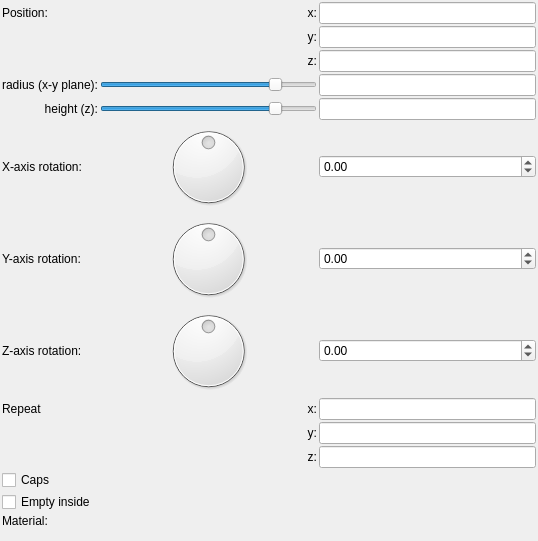
The window that mandelbulber2/formula/ui/primitive_cylinder.ui (buddhi1980/mandelbulber2) describes before a commit, drawn with Qt 5.
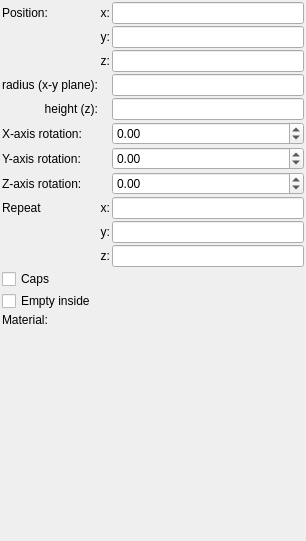
The same window after the commit. Custom widgets are drawn as their Qt base class.

Commit message: Cleaned up more fractal UIs and all UIs for primitives.

The edit to the form file:
```diff
--- a/mandelbulber2/formula/ui/primitive_cylinder.ui
+++ b/mandelbulber2/formula/ui/primitive_cylinder.ui
@@ -6,7 +6,7 @@
    <rect>
     <x>0</x>
     <y>0</y>
-    <width>538</width>
+    <width>306</width>
     <height>541</height>
    </rect>
   </property>
@@ -72,19 +72,6 @@
        </property>
       </widget>
      </item>
-     <item row="6" column="1">
-      <widget class="QDial" name="dial3_rotation_y">
-       <property name="minimum">
-        <number>-18000</number>
-       </property>
-       <property name="maximum">
-        <number>18000</number>
-       </property>
-       <property name="wrapping">
-        <bool>true</bool>
-       </property>
-      </widget>
-     </item>
      <item row="3" column="2">
       <widget class="MyLineEdit" name="logedit_radius">
        <property name="sizePolicy">
@@ -123,19 +110,6 @@
        </property>
       </widget>
      </item>
-     <item row="11" column="0" colspan="2">
-      <widget class="MyCheckBox" name="checkBox_caps">
-       <property name="sizePolicy">
-        <sizepolicy hsizetype="Minimum" vsizetype="Maximum">
-         <horstretch>0</horstretch>
-         <verstretch>0</verstretch>
-        </sizepolicy>
-       </property>
-       <property name="text">
-        <string>Caps</string>
-       </property>
-      </widget>
-     </item>
      <item row="5" column="0">
       <widget class="QLabel" name="label_8">
        <property name="text">
@@ -170,19 +144,6 @@
        </property>
       </widget>
      </item>
-     <item row="12" column="0" colspan="2">
-      <widget class="MyCheckBox" name="checkBox_empty">
-       <property name="sizePolicy">
-        <sizepolicy hsizetype="Minimum" vsizetype="Maximum">
-         <horstretch>0</horstretch>
-         <verstretch>0</verstretch>
-        </sizepolicy>
-       </property>
-       <property name="text">
-        <string>Empty inside</string>
-       </property>
-      </widget>
-     </item>
      <item row="9" column="1">
       <widget class="QLabel" name="label_repeat_y_2">
        <property name="text">
@@ -193,19 +154,6 @@
        </property>
       </widget>
      </item>
-     <item row="7" column="1">
-      <widget class="QDial" name="dial3_rotation_z">
-       <property name="minimum">
-        <number>-18000</number>
-       </property>
-       <property name="maximum">
-        <number>18000</number>
-       </property>
-       <property name="wrapping">
-        <bool>true</bool>
-       </property>
-      </widget>
-     </item>
      <item row="1" column="1">
       <widget class="QLabel" name="label_12">
        <property name="text">
@@ -348,56 +296,6 @@
        </property>
       </widget>
      </item>
-     <item row="3" column="1">
-      <widget class="QSlider" name="logslider_radius">
-       <property name="sizePolicy">
-        <sizepolicy hsizetype="Expanding" vsizetype="Maximum">
-         <horstretch>0</horstretch>
-         <verstretch>0</verstretch>
-        </sizepolicy>
-       </property>
-       <property name="sizeIncrement">
-        <size>
-         <width>0</width>
-         <height>0</height>
-        </size>
-       </property>
-       <property name="minimum">
-        <number>-1500</number>
-       </property>
-       <property name="maximum">
-        <number>300</number>
-       </property>
-       <property name="orientation">
-        <enum>Qt::Horizontal</enum>
-       </property>
-      </widget>
-     </item>
-     <item row="4" column="1">
-      <widget class="QSlider" name="logslider_height">
-       <property name="sizePolicy">
-        <sizepolicy hsizetype="Expanding" vsizetype="Maximum">
-         <horstretch>0</horstretch>
-         <verstretch>0</verstretch>
-        </sizepolicy>
-       </property>
-       <property name="sizeIncrement">
-        <size>
-         <width>0</width>
-         <height>0</height>
-        </size>
-       </property>
-       <property name="minimum">
-        <number>-1500</number>
-       </property>
-       <property name="maximum">
-        <number>300</number>
-       </property>
-       <property name="orientation">
-        <enum>Qt::Horizontal</enum>
-       </property>
-      </widget>
-     </item>
      <item row="0" column="0">
       <widget class="QLabel" name="label_10">
        <property name="text">
@@ -405,19 +303,6 @@
        </property>
       </widget>
      </item>
-     <item row="5" column="1">
-      <widget class="QDial" name="dial3_rotation_x">
-       <property name="minimum">
-        <number>-18000</number>
-       </property>
-       <property name="maximum">
-        <number>18000</number>
-       </property>
-       <property name="wrapping">
-        <bool>true</bool>
-       </property>
-      </widget>
-     </item>
      <item row="10" column="1">
       <widget class="QLabel" name="label_repeat_z_2">
        <property name="text">
@@ -445,6 +330,32 @@
        </property>
       </widget>
      </item>
+     <item row="11" column="0" colspan="3">
+      <widget class="MyCheckBox" name="checkBox_caps">
+       <property name="sizePolicy">
+        <sizepolicy hsizetype="Minimum" vsizetype="Maximum">
+         <horstretch>0</horstretch>
+         <verstretch>0</verstretch>
+        </sizepolicy>
+       </property>
+       <property name="text">
+        <string>Caps</string>
+       </property>
+      </widget>
+     </item>
+     <item row="12" column="0" colspan="3">
+      <widget class="MyCheckBox" name="checkBox_empty">
+       <property name="sizePolicy">
+        <sizepolicy hsizetype="Minimum" vsizetype="Maximum">
+         <horstretch>0</horstretch>
+         <verstretch>0</verstretch>
+        </sizepolicy>
+       </property>
+       <property name="text">
+        <string>Empty inside</string>
+       </property>
+      </widget>
+     </item>
     </layout>
    </item>
    <item>
```
Left out of the diff: 5 changed lines with no effect on the pictures. The commit also changes 15 other files.
